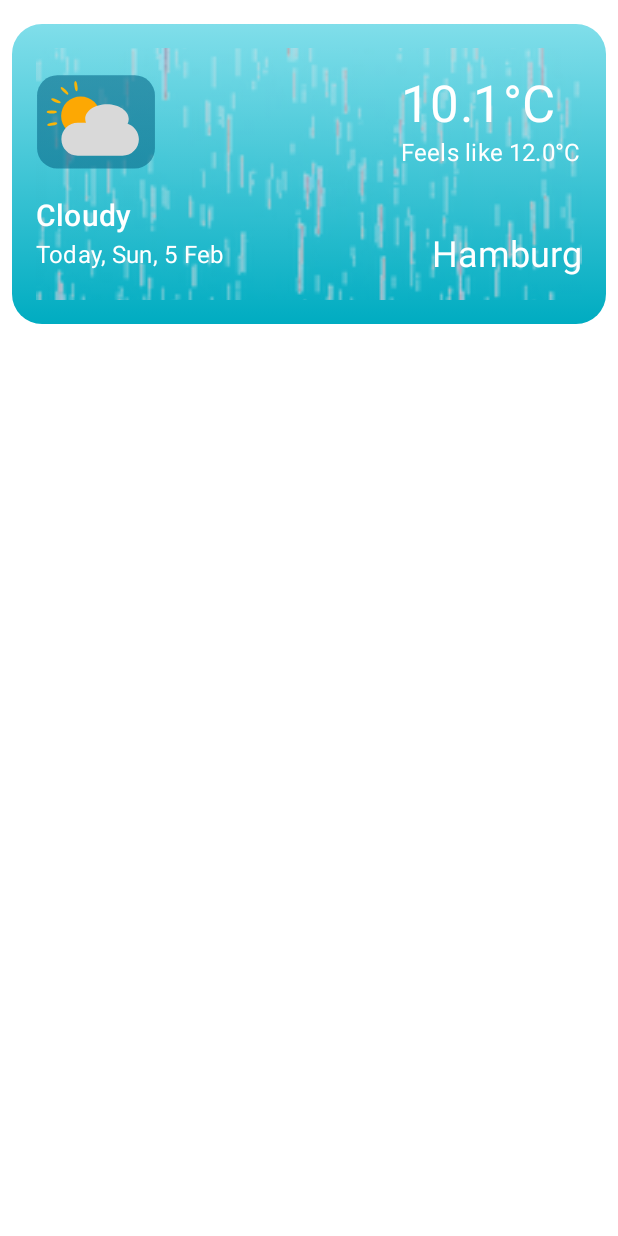
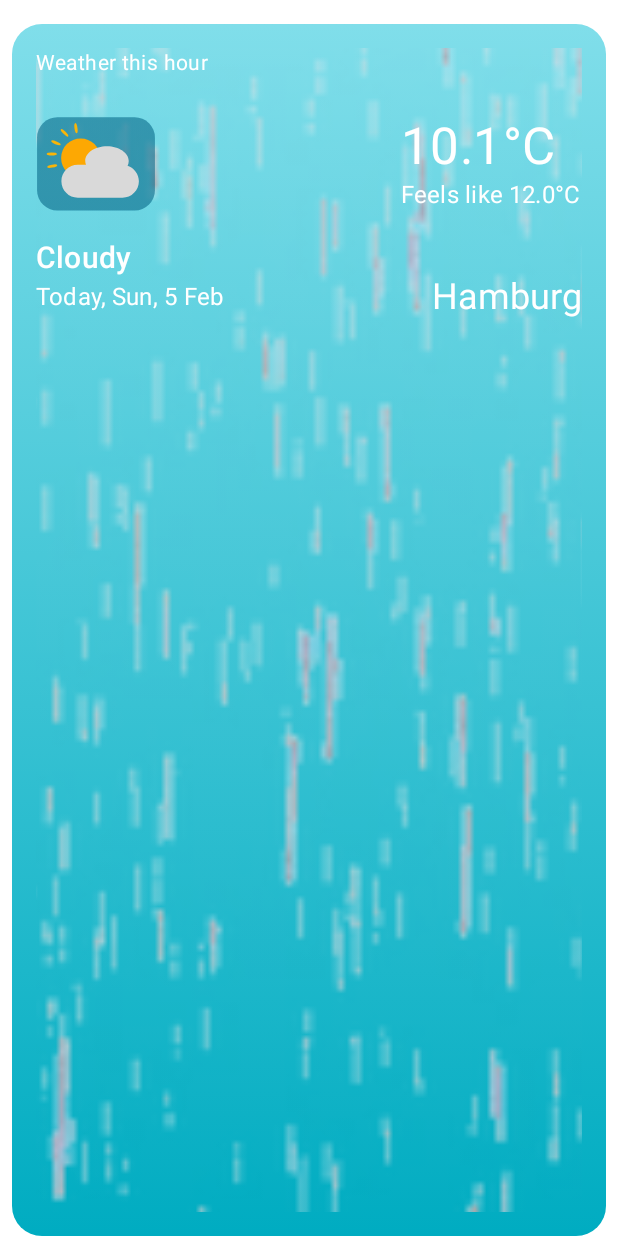
Before and after one commit to AliyuAbdullahi/AbsoluteWeather, an Android app built with Jetpack Compose: the @Preview function WeatherTodayPreview, on a phone screen of 412 x 824 dp. Run offline under Robolectric (Android 15) with nearby library versions, the phone set to English and light mode, and no system bars; libraries missing offline, so code that uses them is left out: coil.decode; pictures from the network do not load; 1 statement that could not run was skipped.

Commit message:
Fixed temperature

```diff
--- a/app/src/main/kotlin/com/lek/absoluteweather/ui/model/WeatherListState.kt
+++ b/app/src/main/kotlin/com/lek/absoluteweather/ui/model/WeatherListState.kt
@@ -23,8 +23,6 @@ data class WeatherListState(
 }
 
 sealed interface ViewEvent {
-    object StartDetail : ViewEvent
-    object RefreshList : ViewEvent
     object UserDenyNotification : ViewEvent
     object RequestLocationPermission : ViewEvent
     object RequestNotificationPermission : ViewEvent
--- a/app/src/main/kotlin/com/lek/absoluteweather/ui/weatherlist/WeatherListViewModel.kt
+++ b/app/src/main/kotlin/com/lek/absoluteweather/ui/weatherlist/WeatherListViewModel.kt
@@ -98,10 +98,6 @@ class WeatherListViewModel @Inject constructor(
 
     fun onEvent(viewEvent: ViewEvent) {
         when (viewEvent) {
-            ViewEvent.RefreshList -> { /* TODO start worker */
-            }
-            ViewEvent.StartDetail -> { /* TODO Open Details Screen */
-            }
             ViewEvent.UserDenyNotification -> {
                 updateState { copy(alreadyAskedForNotification = true) }
                 mutableState.tryEmit(weatherListState)
--- a/app/src/main/kotlin/com/lek/absoluteweather/ui/weatherlist/component/WeatherTodayComponent.kt
+++ b/app/src/main/kotlin/com/lek/absoluteweather/ui/weatherlist/component/WeatherTodayComponent.kt
@@ -7,11 +7,12 @@ import androidx.compose.foundation.layout.Arrangement
 import androidx.compose.foundation.layout.Box
 import androidx.compose.foundation.layout.Column
 import androidx.compose.foundation.layout.Row
+import androidx.compose.foundation.layout.Spacer
 import androidx.compose.foundation.layout.fillMaxSize
 import androidx.compose.foundation.layout.fillMaxWidth
-import androidx.compose.foundation.layout.height
 import androidx.compose.foundation.layout.padding
 import androidx.compose.foundation.layout.size
+import androidx.compose.foundation.layout.wrapContentHeight
 import androidx.compose.foundation.shape.RoundedCornerShape
 import androidx.compose.material.MaterialTheme
 import androidx.compose.material.Text
@@ -62,7 +63,7 @@ fun WeatherToday(
         Box(
             modifier = Modifier
                 .fillMaxWidth()
-                .height(200.dp)
+                .wrapContentHeight()
                 .clip(RoundedCornerShape(cornerRadius))
                 .clickable(
                     interactionSource = interactionSource,
@@ -86,6 +87,12 @@ fun WeatherToday(
                     )
                 }
                 Column {
+                    Text(
+                        text = stringResource(id = R.string.weather_this_hour_label),
+                        style = MaterialTheme.typography.body2,
+                        color = MaterialTheme.colors.onPrimary
+                    )
+                    Spacer(modifier = Modifier.size(8.dp))
                     Row(
                         horizontalArrangement = Arrangement.SpaceBetween,
                         modifier = Modifier.fillMaxWidth(),
--- a/app/src/main/res/values/strings.xml
+++ b/app/src/main/res/values/strings.xml
@@ -32,4 +32,5 @@
     <string name="weather_details">Weather Details</string>
     <string name="weather_notification_title">%1$s°C in %2$s</string>
     <string name="weather_notification_message">Weather status - %1$s, Description: %2$s</string>
+    <string name="weather_this_hour_label">Weather this hour</string>
 </resources>
--- a/domain/src/main/kotlin/com/lek/domain/model/Weather.kt
+++ b/domain/src/main/kotlin/com/lek/domain/model/Weather.kt
@@ -53,7 +53,7 @@ data class Weather(
     fun getCurrentTemp(): Double {
         val calendar = Calendar.getInstance()
         calendar.time = Date(System.currentTimeMillis())
-        val hourOfTheDay = calendar.get(Calendar.HOUR_OF_DAY) + 1 // range is 0 to 23
+        val hourOfTheDay = calendar.get(Calendar.HOUR_OF_DAY)
         return when {
             hourOfTheDay < morningHoursMax -> morningTemp
             hourOfTheDay < afternoonHoursMax -> dayTemp
```
